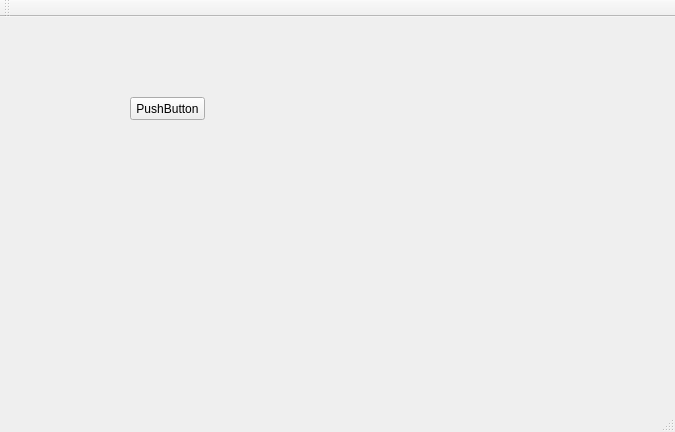
vstuhumanoid/REControlSystem, file REControlSystemGUI/mainwindow.ui: the form before one commit.
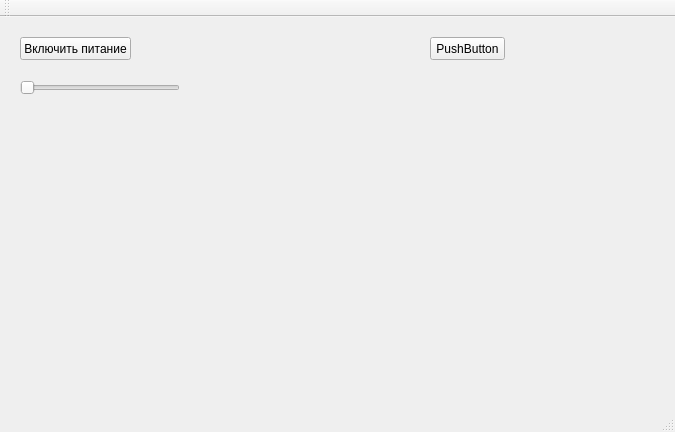
The form after the commit.

```diff
--- a/REControlSystemGUI/mainwindow.ui
+++ b/REControlSystemGUI/mainwindow.ui
@@ -17,8 +17,8 @@
    <widget class="QPushButton" name="pushButton">
     <property name="geometry">
      <rect>
-      <x>130</x>
-      <y>80</y>
+      <x>430</x>
+      <y>20</y>
       <width>75</width>
       <height>23</height>
      </rect>
@@ -27,6 +27,32 @@
      <string>PushButton</string>
     </property>
    </widget>
+   <widget class="QPushButton" name="ButtonOn">
+    <property name="geometry">
+     <rect>
+      <x>20</x>
+      <y>20</y>
+      <width>111</width>
+      <height>23</height>
+     </rect>
+    </property>
+    <property name="text">
+     <string>Включить питание</string>
+    </property>
+   </widget>
+   <widget class="QSlider" name="horizontalSlider">
+    <property name="geometry">
+     <rect>
+      <x>20</x>
+      <y>60</y>
+      <width>160</width>
+      <height>22</height>
+     </rect>
+    </property>
+    <property name="orientation">
+     <enum>Qt::Horizontal</enum>
+    </property>
+   </widget>
   </widget>
   <widget class="QMenuBar" name="menuBar">
    <property name="geometry">
```
